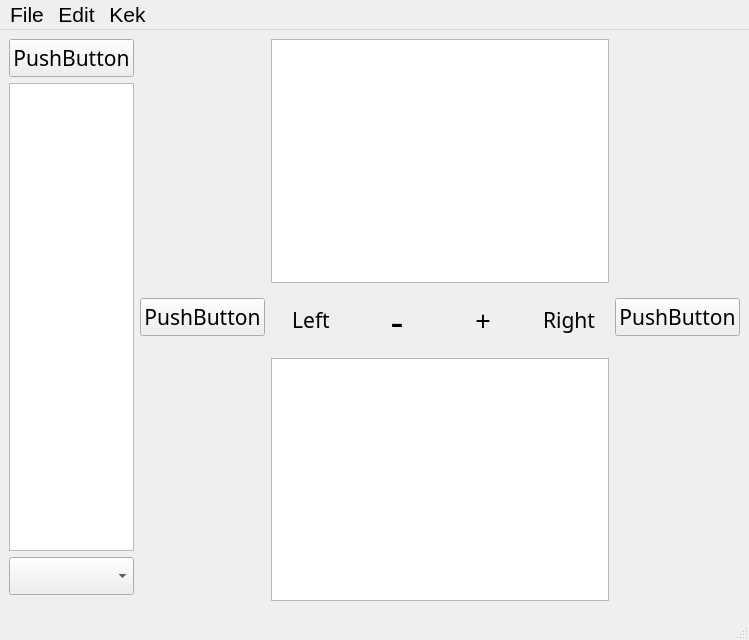
Before: the Qt Designer form interface.ui in exzeest/theinternational1, drawn with Qt 5.
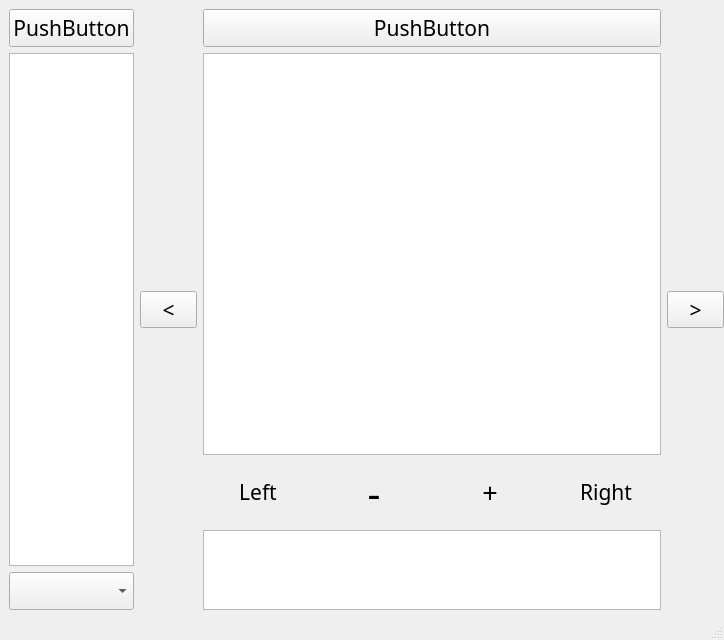
After: the same form once the commit is applied.

Commit message: Доделать лэйаут, фикседсайз

Patch:
```diff
--- a/interface.ui
+++ b/interface.ui
@@ -25,12 +25,24 @@
    <string notr="true">QWidget::setStyleSheet(coffe);</string>
   </property>
   <widget class="QWidget" name="centralwidget">
+   <property name="sizePolicy">
+    <sizepolicy hsizetype="Preferred" vsizetype="Preferred">
+     <horstretch>0</horstretch>
+     <verstretch>0</verstretch>
+    </sizepolicy>
+   </property>
    <property name="font">
     <font>
      <family>Droid Sans Devanagari</family>
     </font>
    </property>
-   <layout class="QGridLayout" name="gridLayout">
+   <layout class="QGridLayout" name="gridLayout" columnstretch="2,1,8,1">
+    <property name="rightMargin">
+     <number>0</number>
+    </property>
+    <property name="bottomMargin">
+     <number>0</number>
+    </property>
     <item row="0" column="0">
      <layout class="QVBoxLayout" name="verticalLayout">
       <item>
@@ -48,8 +60,15 @@
       </item>
      </layout>
     </item>
-    <item row="0" column="2" rowspan="2" colspan="7">
-     <layout class="QVBoxLayout" name="verticalLayout_4">
+    <item row="0" column="2">
+     <layout class="QVBoxLayout" name="verticalLayout_4" stretch="0,10,1,2">
+      <item>
+       <widget class="QPushButton" name="pushButton_2">
+        <property name="text">
+         <string>PushButton</string>
+        </property>
+       </widget>
+      </item>
       <item>
        <widget class="QGraphicsView" name="graphicsView"/>
       </item>
@@ -146,50 +165,33 @@
      </layout>
     </item>
     <item row="0" column="1">
-     <widget class="QPushButton" name="pushButton_2">
+     <widget class="QToolButton" name="toolButton_2">
+      <property name="sizePolicy">
+       <sizepolicy hsizetype="Minimum" vsizetype="Fixed">
+        <horstretch>0</horstretch>
+        <verstretch>0</verstretch>
+       </sizepolicy>
+      </property>
       <property name="text">
-       <string>PushButton</string>
+       <string>&lt;</string>
       </property>
      </widget>
     </item>
-    <item row="0" column="9">
-     <widget class="QPushButton" name="pushButton_5">
+    <item row="0" column="3">
+     <widget class="QToolButton" name="toolButton_5">
+      <property name="sizePolicy">
+       <sizepolicy hsizetype="Minimum" vsizetype="Fixed">
+        <horstretch>0</horstretch>
+        <verstretch>0</verstretch>
+       </sizepolicy>
+      </property>
       <property name="text">
-       <string>PushButton</string>
+       <string>&gt;</string>
       </property>
      </widget>
     </item>
    </layout>
   </widget>
-  <widget class="QMenuBar" name="menubar">
-   <property name="geometry">
-    <rect>
-     <x>0</x>
-     <y>0</y>
-     <width>724</width>
-     <height>26</height>
-    </rect>
-   </property>
-   <widget class="QMenu" name="menuImages">
-    <property name="title">
-     <string>File</string>
-    </property>
-    <addaction name="separator"/>
-   </widget>
-   <widget class="QMenu" name="menuEdit">
-    <property name="title">
-     <string>Edit</string>
-    </property>
-   </widget>
-   <widget class="QMenu" name="menuKek">
-    <property name="title">
-     <string>Kek</string>
-    </property>
-   </widget>
-   <addaction name="menuImages"/>
-   <addaction name="menuEdit"/>
-   <addaction name="menuKek"/>
-  </widget>
   <widget class="QStatusBar" name="statusbar"/>
  </widget>
  <resources/>
```
